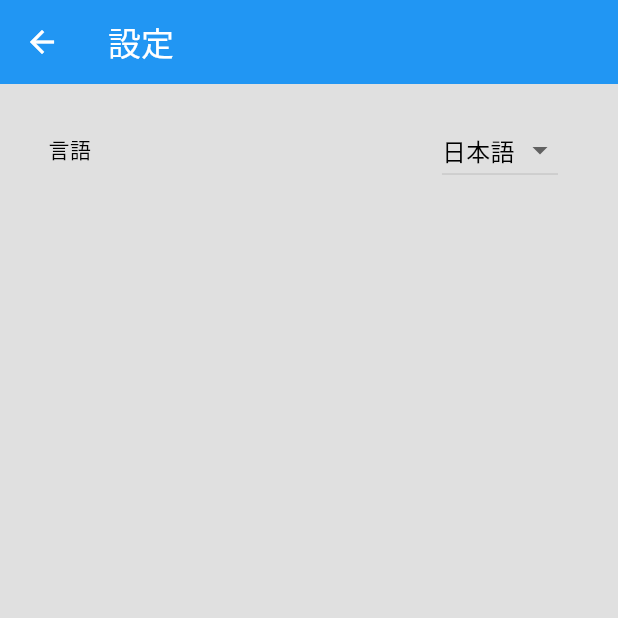
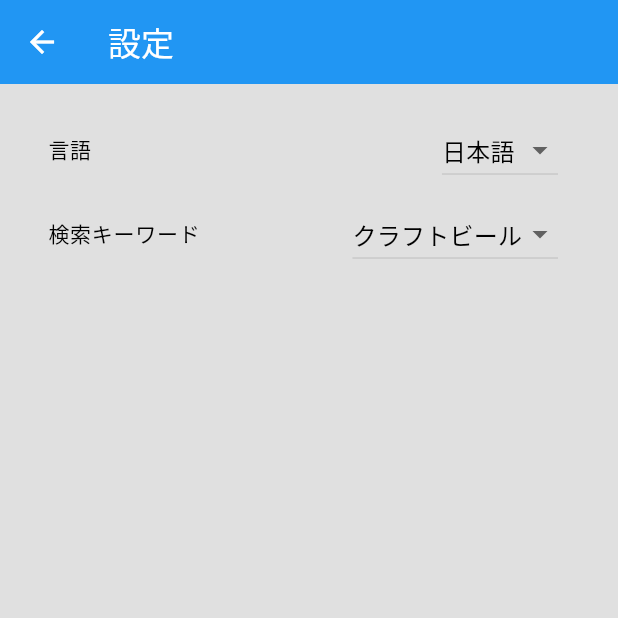
Before and after one commit to satoyan/sweat_and_beers, a Flutter app: the screen it shows after launch, after a tap on the "settings" icon, on a phone screen of 412 x 824 dp, the top half of it. Run offline on Flutter 3.47's test engine with Material 3 defaults, Android fonts, the phone set to English and light mode, and no system bars; our stand-ins replace flutter_dotenv, geolocator, get, logger, shared_preferences; missing offline and left inert: google_maps_webservice.

Commit message:
feat: Implement selectable search keyword in settings
- Add UI to `SettingsScreen` allowing users to choose between 'ビール' and 'クラフトビール' as search keywords.
- Update `SettingsController` to manage and persist the selected search keyword using `shared_preferences`.
- Inject `SettingsController` into `SearchController` to retrieve the user's chosen keyword.
- Modify `SearchController` to use the dynamic search keyword from `SettingsController` instead of a hardcoded constant.
- Add new localization strings for search keyword options and regenerate l10n files.
- Remove the `beerKeywordJa` constant from `AppConstants` and its import from `SearchController` as it's no longer needed.

```diff
--- a/l10n/app_en.arb
+++ b/l10n/app_en.arb
@@ -25,5 +25,8 @@
     "map": "Map",
     "shopOpensAt": "Opens at: {time}",
     "settings": "Settings",
-    "language": "Language"
+    "language": "Language",
+    "searchKeyword": "Search Keyword",
+    "beer": "Beer",
+    "craftBeer": "Craft Beer"
 }
--- a/l10n/app_ja.arb
+++ b/l10n/app_ja.arb
@@ -25,5 +25,8 @@
     "map": "地図",
     "shopOpensAt": "開店時間: {time}",
     "settings": "設定",
-    "language": "言語"
+    "language": "言語",
+    "searchKeyword": "検索キーワード",
+    "beer": "ビール",
+    "craftBeer": "クラフトビール"
 }
--- a/lib/core/constants/app_constants.dart
+++ b/lib/core/constants/app_constants.dart
@@ -1,6 +1,5 @@
 class AppConstants {
   AppConstants._();
 
-  static const String beerKeywordJa = 'クラフトビール';
   static const String placeTypes = 'restaurant,bar';
 }
--- a/lib/features/search/bindings/search_binding.dart
+++ b/lib/features/search/bindings/search_binding.dart
@@ -8,6 +8,7 @@ import 'package:sweat_and_beers/features/search/presentation/controllers/search_
 import 'package:sweat_and_beers/features/detail/data/datasources/google_places_details_api_datasource.dart';
 import 'package:sweat_and_beers/features/detail/data/repositories/place_details_repository_impl.dart';
 import 'package:sweat_and_beers/features/detail/domain/usecases/get_place_details_usecase.dart';
+import 'package:sweat_and_beers/features/settings/presentation/controllers/settings_controller.dart';
 
 class SearchBinding extends Bindings {
   @override
@@ -40,6 +41,7 @@ class SearchBinding extends Bindings {
         locationRepository: Get.find<LocationRepository>(),
         searchPlacesUseCase: Get.find<SearchPlacesUseCase>(),
         getPlaceDetailsUseCase: Get.find<GetPlaceDetailsUseCase>(),
+        settingsController: Get.find<SettingsController>(),
       ),
     );
   }
--- a/lib/features/settings/presentation/controllers/settings_controller.dart
+++ b/lib/features/settings/presentation/controllers/settings_controller.dart
@@ -4,13 +4,19 @@ import 'package:shared_preferences/shared_preferences.dart';
 
 class SettingsController extends GetxController {
   static const String _languageCodeKey = 'language_code';
+  static const String _searchKeywordKey = 'search_keyword';
+
   final Rx<Locale> _locale = Get.locale!.obs;
   Locale get locale => _locale.value;
+
+  final RxString _searchKeyword = 'クラフトビール'.obs; // Default to クラフトビール
+  String get searchKeyword => _searchKeyword.value;
 
   @override
   void onInit() {
     super.onInit();
     _loadLocale();
+    _loadSearchKeyword();
   }
 
   Future<void> _loadLocale() async {
@@ -28,4 +34,18 @@ class SettingsController extends GetxController {
     _locale.value = Locale(languageCode);
     Get.updateLocale(_locale.value);
   }
+
+  Future<void> _loadSearchKeyword() async {
+    final prefs = await SharedPreferences.getInstance();
+    final keyword = prefs.getString(_searchKeywordKey);
+    if (keyword != null) {
+      _searchKeyword.value = keyword;
+    }
+  }
+
+  Future<void> changeSearchKeyword(String keyword) async {
+    final prefs = await SharedPreferences.getInstance();
+    await prefs.setString(_searchKeywordKey, keyword);
+    _searchKeyword.value = keyword;
+  }
 }
--- a/lib/features/settings/presentation/screens/settings_screen.dart
+++ b/lib/features/settings/presentation/screens/settings_screen.dart
@@ -40,6 +40,29 @@ class SettingsScreen extends GetView<SettingsController> {
                 ),
               ),
             ),
+            ListTile(
+              title: Text(l10n.searchKeyword),
+              trailing: Obx(
+                () => DropdownButton<String>(
+                  value: controller.searchKeyword,
+                  onChanged: (String? newValue) {
+                    if (newValue != null) {
+                      controller.changeSearchKeyword(newValue);
+                    }
+                  },
+                  items: [
+                    DropdownMenuItem(
+                      value: 'ビール',
+                      child: Text(l10n.beer),
+                    ),
+                    DropdownMenuItem(
+                      value: 'クラフトビール',
+                      child: Text(l10n.craftBeer),
+                    ),
+                  ],
+                ),
+              ),
+            ),
           ],
         ),
       ),
```
Also changed, not shown: lib/features/search/presentation/controllers/search_controller.dart (+6 -3 lines), lib/generated/l10n/app_localizations.dart, lib/generated/l10n/app_localizations_en.dart, lib/generated/l10n/app_localizations_ja.dart.
